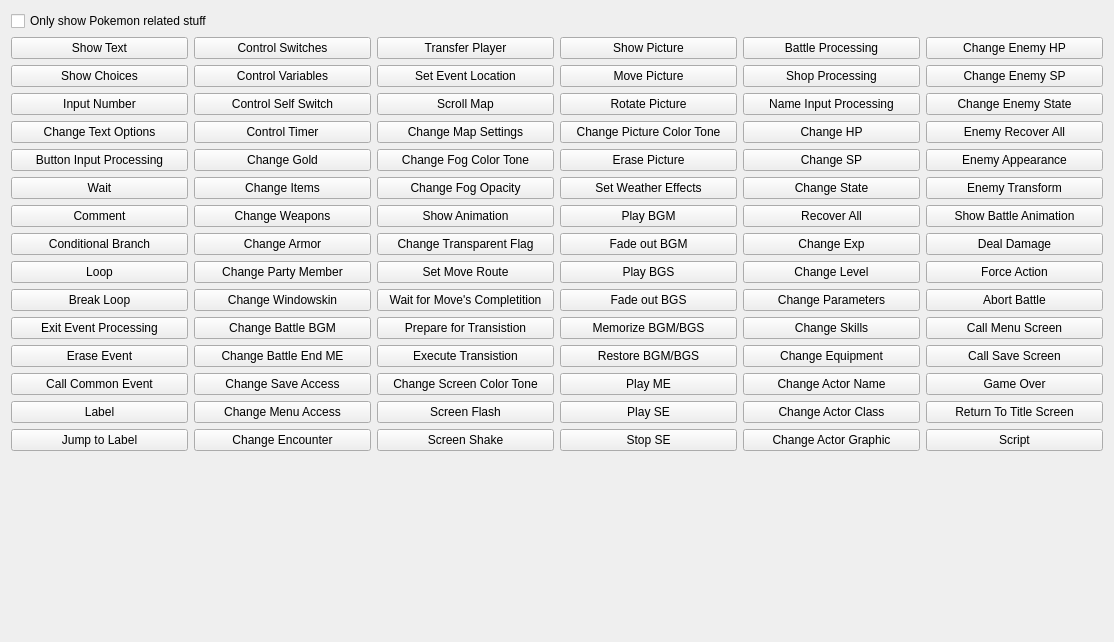
Old version of the form events/eventcommanddialog.ui in the repository jowin202/YaRXP.
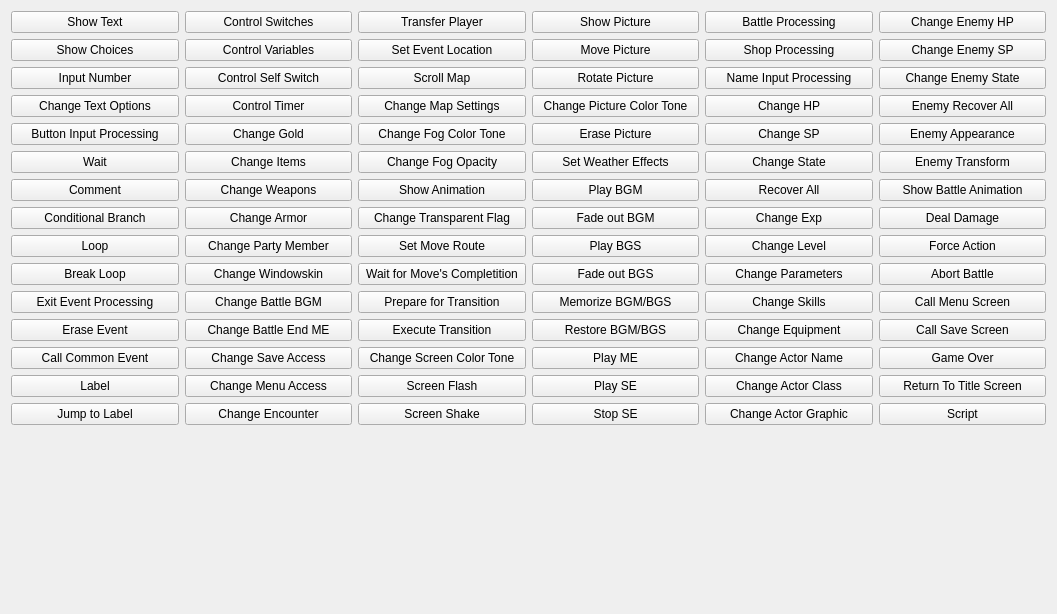
New version of the form.

Commit message: ChangeSkills works. EventCommandDialog buttons renamed and slots created

```diff
--- a/events/eventcommanddialog.ui
+++ b/events/eventcommanddialog.ui
@@ -9,137 +9,15 @@
    <rect>
     <x>0</x>
     <y>0</y>
-    <width>1114</width>
-    <height>642</height>
+    <width>1057</width>
+    <height>614</height>
    </rect>
   </property>
   <property name="windowTitle">
    <string>YaRXP - Event Command</string>
   </property>
   <layout class="QGridLayout" name="gridLayout">
-   <item row="1" column="0">
-    <layout class="QVBoxLayout" name="verticalLayout">
-     <item>
-      <widget class="QPushButton" name="pushButton">
-       <property name="text">
-        <string>Show Text</string>
-       </property>
-      </widget>
-     </item>
-     <item>
-      <widget class="QPushButton" name="pushButton_2">
-       <property name="text">
-        <string>Show Choices</string>
-       </property>
-      </widget>
-     </item>
-     <item>
-      <widget class="QPushButton" name="pushButton_3">
-       <property name="text">
-        <string>Input Number</string>
-       </property>
-      </widget>
-     </item>
-     <item>
-      <widget class="QPushButton" name="pushButton_4">
-       <property name="text">
-        <string>Change Text Options</string>
-       </property>
-      </widget>
-     </item>
-     <item>
-      <widget class="QPushButton" name="pushButton_5">
-       <property name="text">
-        <string>Button Input Processing</string>
-       </property>
-      </widget>
-     </item>
-     <item>
-      <widget class="QPushButton" name="pushButton_6">
-       <property name="text">
-        <string>Wait</string>
-       </property>
-      </widget>
-     </item>
-     <item>
-      <widget class="QPushButton" name="pushButton_7">
-       <property name="text">
-        <string>Comment</string>
-       </property>
-      </widget>
-     </item>
-     <item>
-      <widget class="QPushButton" name="pushButton_8">
-       <property name="text">
-        <string>Conditional Branch</string>
-       </property>
-      </widget>
-     </item>
-     <item>
-      <widget class="QPushButton" name="pushButton_9">
-       <property name="text">
-        <string>Loop</string>
-       </property>
-      </widget>
-     </item>
-     <item>
-      <widget class="QPushButton" name="pushButton_10">
-       <property name="text">
-        <string>Break Loop</string>
-       </property>
-      </widget>
-     </item>
-     <item>
-      <widget class="QPushButton" name="pushButton_12">
-       <property name="text">
-        <string>Exit Event Processing</string>
-       </property>
-      </widget>
-     </item>
-     <item>
-      <widget class="QPushButton" name="pushButton_13">
-       <property name="text">
-        <string>Erase Event</string>
-       </property>
-      </widget>
-     </item>
-     <item>
-      <widget class="QPushButton" name="pushButton_14">
-       <property name="text">
-        <string>Call Common Event</string>
-       </property>
-      </widget>
-     </item>
-     <item>
-      <widget class="QPushButton" name="pushButton_15">
-       <property name="text">
-        <string>Label</string>
-       </property>
-      </widget>
-     </item>
-     <item>
-      <widget class="QPushButton" name="pushButton_16">
-       <property name="text">
-        <string>Jump to Label</string>
-       </property>
-      </widget>
-     </item>
-     <item>
-      <spacer name="verticalSpacer">
-       <property name="orientation">
-        <enum>Qt::Vertical</enum>
-       </property>
-       <property name="sizeHint" stdset="0">
-        <size>
-         <width>20</width>
-         <height>40</height>
-        </size>
-       </property>
-      </spacer>
-     </item>
-    </layout>
-   </item>
-   <item row="1" column="1">
+   <item row="0" column="1">
     <layout class="QVBoxLayout" name="verticalLayout_2">
      <item>
       <widget class="QPushButton" name="pushButton_17">
@@ -261,7 +139,129 @@
      </item>
     </layout>
    </item>
-   <item row="1" column="2">
+   <item row="0" column="0">
+    <layout class="QVBoxLayout" name="verticalLayout">
+     <item>
+      <widget class="QPushButton" name="button_show_text">
+       <property name="text">
+        <string>Show Text</string>
+       </property>
+      </widget>
+     </item>
+     <item>
+      <widget class="QPushButton" name="button_show_choices">
+       <property name="text">
+        <string>Show Choices</string>
+       </property>
+      </widget>
+     </item>
+     <item>
+      <widget class="QPushButton" name="button_input_number">
+       <property name="text">
+        <string>Input Number</string>
+       </property>
+      </widget>
+     </item>
+     <item>
+      <widget class="QPushButton" name="button_change_text_options">
+       <property name="text">
+        <string>Change Text Options</string>
+       </property>
+      </widget>
+     </item>
+     <item>
+      <widget class="QPushButton" name="button_button_input_processing">
+       <property name="text">
+        <string>Button Input Processing</string>
+       </property>
+      </widget>
+     </item>
+     <item>
+      <widget class="QPushButton" name="button_wait">
+       <property name="text">
+        <string>Wait</string>
+       </property>
+      </widget>
+     </item>
+     <item>
+      <widget class="QPushButton" name="button_comment">
+       <property name="text">
+        <string>Comment</string>
+       </property>
+      </widget>
+     </item>
+     <item>
+      <widget class="QPushButton" name="button_conditional_branch">
+       <property name="text">
+        <string>Conditional Branch</string>
+       </property>
+      </widget>
+     </item>
+     <item>
+      <widget class="QPushButton" name="button_loop">
+       <property name="text">
+        <string>Loop</string>
+       </property>
+      </widget>
+     </item>
+     <item>
+      <widget class="QPushButton" name="button_break_loop">
+       <property name="text">
+        <string>Break Loop</string>
+       </property>
+      </widget>
+     </item>
+     <item>
+      <widget class="QPushButton" name="button_event_processing">
+       <property name="text">
+        <string>Exit Event Processing</string>
+       </property>
+      </widget>
+     </item>
+     <item>
+      <widget class="QPushButton" name="button_erase_event">
+       <property name="text">
+        <string>Erase Event</string>
+       </property>
+      </widget>
+     </item>
+     <item>
+      <widget class="QPushButton" name="button_call_common_event">
+       <property name="text">
+        <string>Call Common Event</string>
+       </property>
+      </widget>
+     </item>
+     <item>
+      <widget class="QPushButton" name="button_label">
+       <property name="text">
+        <string>Label</string>
+       </property>
+      </widget>
+     </item>
+     <item>
+      <widget class="QPushButton" name="button_jump_to_label">
+       <property name="text">
+        <string>Jump to Label</string>
+       </property>
+      </widget>
+     </item>
+     <item>
+      <spacer name="verticalSpacer">
+       <property name="orientation">
+        <enum>Qt::Vertical</enum>
+       </property>
+       <property name="sizeHint" stdset="0">
+        <size>
+         <width>20</width>
+         <height>40</height>
+        </size>
+       </property>
+      </spacer>
+     </item>
+    </layout>
+   </item>
+   <item row="0" column="2">
     <layout class="QVBoxLayout" name="verticalLayout_3">
      <item>
       <widget class="QPushButton" name="pushButton_11">
@@ -336,14 +336,14 @@
      <item>
       <widget class="QPushButton" name="pushButton_41">
        <property name="text">
-        <string>Prepare for Transistion</string>
+        <string>Prepare for Transition</string>
        </property>
       </widget>
      </item>
      <item>
       <widget class="QPushButton" name="pushButton_42">
        <property name="text">
-        <string>Execute Transistion</string>
+        <string>Execute Transition</string>
        </property>
       </widget>
      </item>
@@ -383,129 +383,7 @@
      </item>
     </layout>
    </item>
-   <item row="1" column="3">
-    <layout class="QVBoxLayout" name="verticalLayout_4">
-     <item>
-      <widget class="QPushButton" name="pushButton_46">
-       <property name="text">
-        <string>Show Picture</string>
-       </property>
-      </widget>
-     </item>
-     <item>
-      <widget class="QPushButton" name="pushButton_47">
-       <property name="text">
-        <string>Move Picture</string>
-       </property>
-      </widget>
-     </item>
-     <item>
-      <widget class="QPushButton" name="pushButton_48">
-       <property name="text">
-        <string>Rotate Picture</string>
-       </property>
-      </widget>
-     </item>
-     <item>
-      <widget class="QPushButton" name="pushButton_49">
-       <property name="text">
-        <string>Change Picture Color Tone</string>
-       </property>
-      </widget>
-     </item>
-     <item>
-      <widget class="QPushButton" name="pushButton_50">
-       <property name="text">
-        <string>Erase Picture</string>
-       </property>
-      </widget>
-     </item>
-     <item>
-      <widget class="QPushButton" name="pushButton_51">
-       <property name="text">
-        <string>Set Weather Effects</string>
-       </property>
-      </widget>
-     </item>
-     <item>
-      <widget class="QPushButton" name="pushButton_52">
-       <property name="text">
-        <string>Play BGM</string>
-       </property>
-      </widget>
-     </item>
-     <item>
-      <widget class="QPushButton" name="pushButton_53">
-       <property name="text">
-        <string>Fade out BGM</string>
-       </property>
-      </widget>
-     </item>
-     <item>
-      <widget class="QPushButton" name="pushButton_54">
-       <property name="text">
-        <string>Play BGS</string>
-       </property>
-      </widget>
-     </item>
-     <item>
-      <widget class="QPushButton" name="pushButton_55">
-       <property name="text">
-        <string>Fade out BGS</string>
-       </property>
-      </widget>
-     </item>
-     <item>
-      <widget class="QPushButton" name="pushButton_56">
-       <property name="text">
-        <string>Memorize BGM/BGS</string>
-       </property>
-      </widget>
-     </item>
-     <item>
-      <widget class="QPushButton" name="pushButton_57">
-       <property name="text">
-        <string>Restore BGM/BGS</string>
-       </property>
-      </widget>
-     </item>
-     <item>
-      <widget class="QPushButton" name="pushButton_58">
-       <property name="text">
-        <string>Play ME</string>
-       </property>
-      </widget>
-     </item>
-     <item>
-      <widget class="QPushButton" name="pushButton_59">
-       <property name="text">
-        <string>Play SE</string>
-       </property>
-      </widget>
-     </item>
-     <item>
-      <widget class="QPushButton" name="pushButton_60">
-       <property name="text">
-        <string>Stop SE</string>
-       </property>
-      </widget>
-     </item>
-     <item>
-      <spacer name="verticalSpacer_4">
-       <property name="orientation">
-        <enum>Qt::Vertical</enum>
-       </property>
-       <property name="sizeHint" stdset="0">
-        <size>
-         <width>20</width>
-         <height>40</height>
-        </size>
-       </property>
-      </spacer>
-     </item>
-    </layout>
-   </item>
-   <item row="1" column="4">
+   <item row="0" column="4">
     <layout class="QVBoxLayout" name="verticalLayout_5">
      <item>
       <widget class="QPushButton" name="pushButton_61">
@@ -627,7 +505,7 @@
      </item>
     </layout>
    </item>
-   <item row="1" column="5">
+   <item row="0" column="5">
     <layout class="QVBoxLayout" name="verticalLayout_6">
      <item>
       <widget class="QPushButton" name="pushButton_76">
@@ -749,12 +627,127 @@
      </item>
     </layout>
    </item>
-   <item row="0" column="0" colspan="6">
-    <widget class="QCheckBox" name="check_pokemon_stuff_only">
-     <property name="text">
-      <string>Only show Pokemon related stuff</string>
-     </property>
-    </widget>
+   <item row="0" column="3">
+    <layout class="QVBoxLayout" name="verticalLayout_4">
+     <item>
+      <widget class="QPushButton" name="button_show_picture">
+       <property name="text">
+        <string>Show Picture</string>
+       </property>
+      </widget>
+     </item>
+     <item>
+      <widget class="QPushButton" name="button_move_picture">
+       <property name="text">
+        <string>Move Picture</string>
+       </property>
+      </widget>
+     </item>
+     <item>
+      <widget class="QPushButton" name="button_rotate_picture">
+       <property name="text">
+        <string>Rotate Picture</string>
+       </property>
+      </widget>
+     </item>
+     <item>
+      <widget class="QPushButton" name="button_change_picture_color_tone">
+       <property name="text">
+        <string>Change Picture Color Tone</string>
+       </property>
+      </widget>
+     </item>
+     <item>
+      <widget class="QPushButton" name="button_erase_picture">
+       <property name="text">
+        <string>Erase Picture</string>
+       </property>
+      </widget>
+     </item>
+     <item>
+      <widget class="QPushButton" name="button_set_weather_effects">
+       <property name="text">
+        <string>Set Weather Effects</string>
+       </property>
+      </widget>
+     </item>
+     <item>
+      <widget class="QPushButton" name="button_play_bgm">
+       <property name="text">
+        <string>Play BGM</string>
+       </property>
+      </widget>
+     </item>
+     <item>
+      <widget class="QPushButton" name="button_fade_out_bgm">
+       <property name="text">
+        <string>Fade out BGM</string>
+       </property>
+      </widget>
+     </item>
+     <item>
+      <widget class="QPushButton" name="button_play_bgs">
+       <property name="text">
+        <string>Play BGS</string>
+       </property>
+      </widget>
+     </item>
+     <item>
+      <widget class="QPushButton" name="button_fade_out_bgs">
+       <property name="text">
+        <string>Fade out BGS</string>
+       </property>
+      </widget>
+     </item>
+     <item>
+      <widget class="QPushButton" name="button_memorize_bgm">
+       <property name="text">
+        <string>Memorize BGM/BGS</string>
+       </property>
+      </widget>
+     </item>
+     <item>
+      <widget class="QPushButton" name="button_restore_bgm">
+       <property name="text">
+        <string>Restore BGM/BGS</string>
+       </property>
+      </widget>
+     </item>
+     <item>
+      <widget class="QPushButton" name="button_play_me">
+       <property name="text">
+        <string>Play ME</string>
+       </property>
+      </widget>
+     </item>
+     <item>
+      <widget class="QPushButton" name="button_play_se">
+       <property name="text">
+        <string>Play SE</string>
+       </property>
+      </widget>
+     </item>
+     <item>
+      <widget class="QPushButton" name="button_stop_se">
+       <property name="text">
+        <string>Stop SE</string>
+       </property>
+      </widget>
+     </item>
+     <item>
+      <spacer name="verticalSpacer_4">
+       <property name="orientation">
+        <enum>Qt::Vertical</enum>
+       </property>
+       <property name="sizeHint" stdset="0">
+        <size>
+         <width>20</width>
+         <height>40</height>
+        </size>
+       </property>
+      </spacer>
+     </item>
+    </layout>
    </item>
   </layout>
  </widget>
```
Left out of the diff: 695 changed lines with no effect on the pictures. The commit also changes 4 other files.
